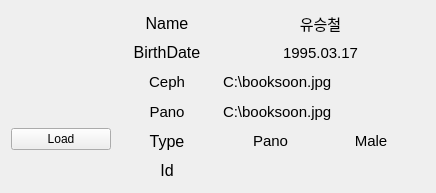
Rasen1018/OSSTEM-Project, file TeamUnsigned/listwidget.ui: the form before one commit.
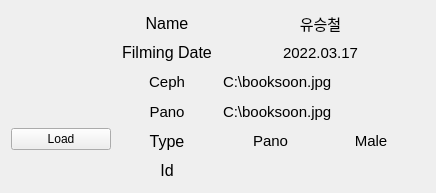
The form after the commit. Icons and pictures are not drawn.

What changed in the file:
```diff
--- a/TeamUnsigned/listwidget.ui
+++ b/TeamUnsigned/listwidget.ui
@@ -169,7 +169,7 @@
             </font>
            </property>
            <property name="text">
-            <string>BirthDate</string>
+            <string>Filming Date</string>
            </property>
            <property name="alignment">
             <set>Qt::AlignCenter</set>
@@ -184,7 +184,7 @@
             </font>
            </property>
            <property name="text">
-            <string>1995.03.17</string>
+            <string>2022.03.17</string>
            </property>
            <property name="alignment">
             <set>Qt::AlignCenter</set>
```
Left out of the diff: 4 changed lines with no effect on the pictures.
